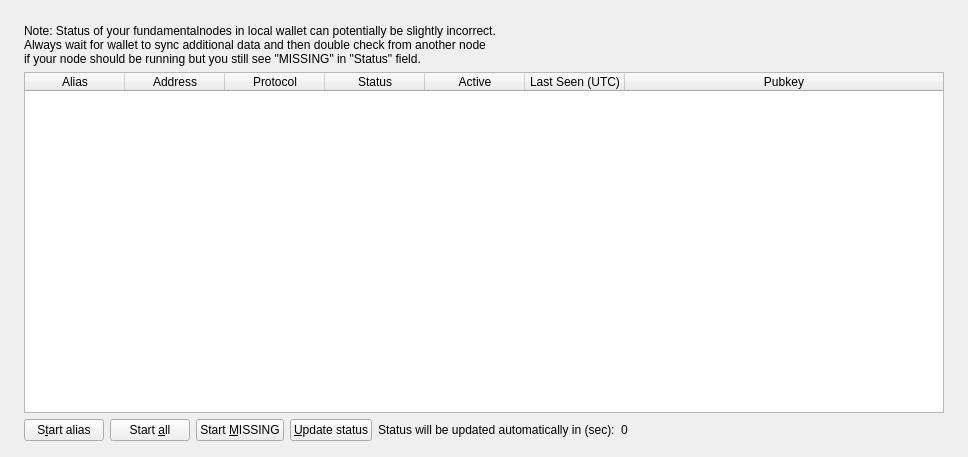
wqking-misc/AureusXIV, file src/qt/forms/fundamentalnodelist.ui: the form before one commit.
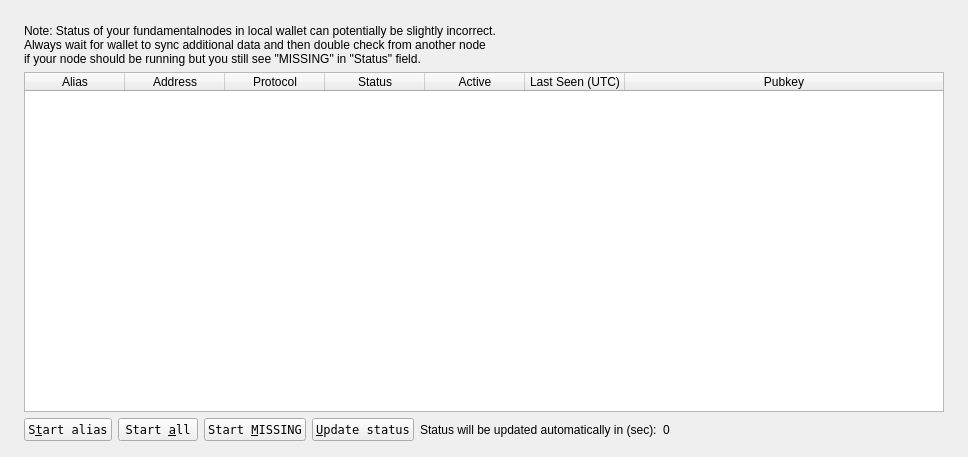
The form after the commit.

Commit message: Adjust sidebar spacing, fix button fonts & sizing

Diff of the .ui file:
```diff
--- a/src/qt/forms/fundamentalnodelist.ui
+++ b/src/qt/forms/fundamentalnodelist.ui
@@ -226,6 +226,11 @@
                   </property>
                   <item>
                    <widget class="QPushButton" name="startButton">
+                    <property name="font">
+                    <font>
+                        <family>Andale Mono</family>
+                    </font>
+                    </property>
                     <property name="text">
                      <string>S&amp;tart alias</string>
                     </property>
@@ -233,6 +238,11 @@
                   </item>
                   <item>
                    <widget class="QPushButton" name="startAllButton">
+                    <property name="font">
+                    <font>
+                        <family>Andale Mono</family>
+                    </font>
+                    </property>
                     <property name="text">
                      <string>Start &amp;all</string>
                     </property>
@@ -240,6 +250,11 @@
                   </item>
                   <item>
                    <widget class="QPushButton" name="startMissingButton">
+                    <property name="font">
+                    <font>
+                        <family>Andale Mono</family>
+                    </font>
+                    </property>
                     <property name="text">
                      <string>Start &amp;MISSING</string>
                     </property>
@@ -247,6 +262,11 @@
                   </item>
                   <item>
                    <widget class="QPushButton" name="UpdateButton">
+                    <property name="font">
+                    <font>
+                        <family>Andale Mono</family>
+                    </font>
+                    </property>
                     <property name="text">
                      <string>&amp;Update status</string>
                     </property>
```
The commit also changes 4 other files.
